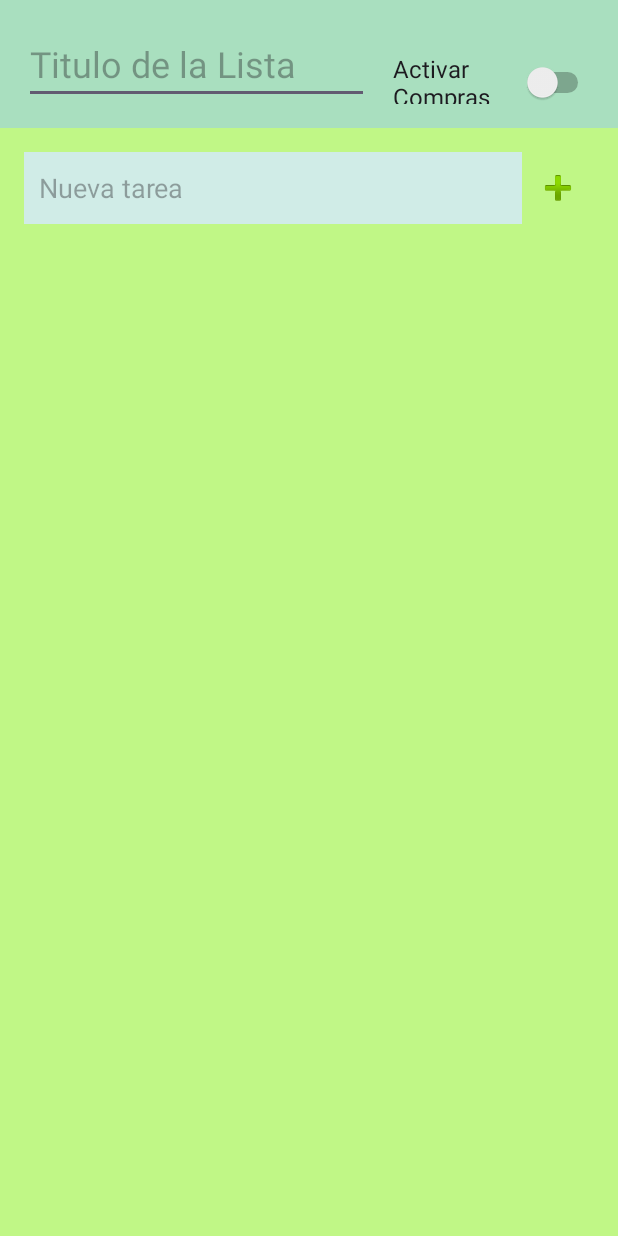
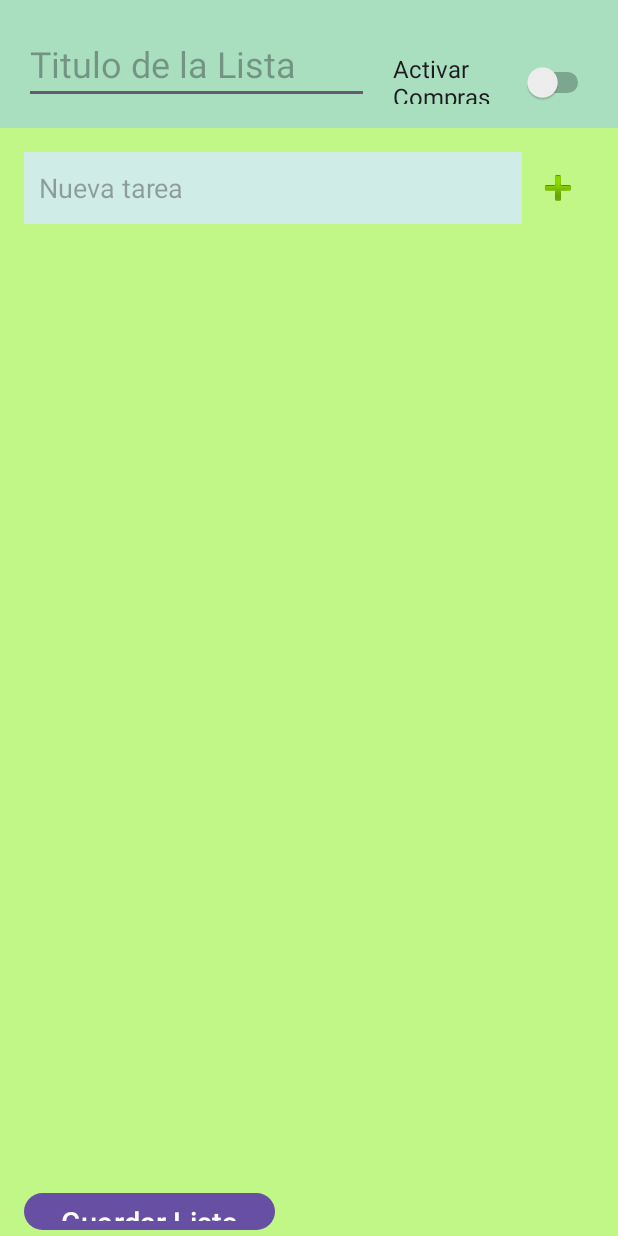
Before and after one commit to DiegoArroyo12/ToDoList, an Android app: the screen it shows after launch (MainActivity), on a phone screen of 412 x 824 dp. Run offline under Robolectric (Android 15) with nearby library versions, the phone set to English and light mode, and no system bars.

Commit message:
Proyecto Finalizado

```diff
--- a/app/src/main/res/layout/activity_main.xml
+++ b/app/src/main/res/layout/activity_main.xml
@@ -83,7 +83,7 @@
         <!--list layout-->
         <LinearLayout
             android:layout_width="match_parent"
-            android:layout_height="660dp"
+            android:layout_height="567dp"
             android:layout_marginStart="16dp"
             android:layout_marginTop="16dp"
             android:layout_marginEnd="16dp"
@@ -101,8 +101,7 @@
                     android:id="@+id/taskContainer"
                     android:layout_width="match_parent"
                     android:layout_height="wrap_content"
-                    android:orientation="vertical">
-                </LinearLayout>
+                    android:orientation="vertical"></LinearLayout>
             </ScrollView>
 
         </LinearLayout>
@@ -147,7 +146,7 @@
         <!--boton para guardar datos-->
         <LinearLayout
             android:layout_width="match_parent"
-            android:layout_height="40dp"
+            android:layout_height="50dp"
             android:layout_marginStart="16dp"
             android:layout_marginTop="16dp"
             android:layout_marginEnd="16dp"
@@ -162,7 +161,7 @@
                 android:layout_width="167dp"
                 android:layout_height="match_parent"
                 android:text="Guardar Lista"
-                android:textSize="18sp" />
+                android:textSize="19sp" />
         </LinearLayout>
     </LinearLayout>
 </androidx.constraintlayout.widget.ConstraintLayout>
```
